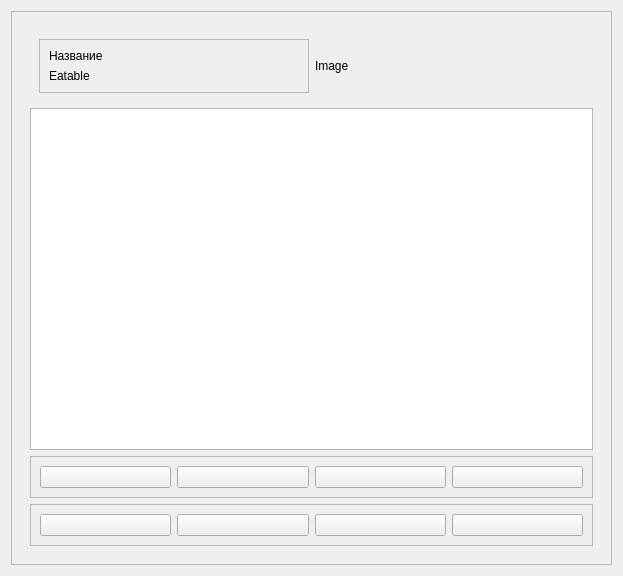
Old version of the form mushrooms/form.ui in the repository Svetlana-Y/YPPRPO.
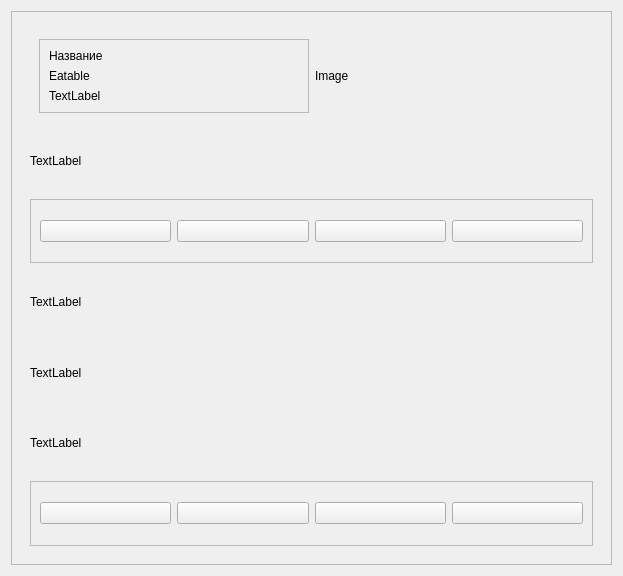
New version of the form.

The edit to the form file:
```diff
--- a/mushrooms/form.ui
+++ b/mushrooms/form.ui
@@ -64,6 +64,13 @@
                   </property>
                  </widget>
                 </item>
+                <item>
+                 <widget class="QLabel" name="label_8">
+                  <property name="text">
+                   <string>TextLabel</string>
+                  </property>
+                 </widget>
+                </item>
                </layout>
               </widget>
              </item>
@@ -78,7 +85,11 @@
            </widget>
           </item>
           <item>
-           <widget class="QTextBrowser" name="textBrowser"/>
+           <widget class="QLabel" name="label_6">
+            <property name="text">
+             <string>TextLabel</string>
+            </property>
+           </widget>
           </item>
           <item>
            <widget class="QFrame" name="frame">
@@ -135,6 +146,27 @@
             </layout>
            </widget>
           </item>
+          <item>
+           <widget class="QLabel" name="label_4">
+            <property name="text">
+             <string>TextLabel</string>
+            </property>
+           </widget>
+          </item>
+          <item>
+           <widget class="QLabel" name="label_7">
+            <property name="text">
+             <string>TextLabel</string>
+            </property>
+           </widget>
+          </item>
+          <item>
+           <widget class="QLabel" name="label_5">
+            <property name="text">
+             <string>TextLabel</string>
+            </property>
+           </widget>
+          </item>
           <item>
            <widget class="QFrame" name="frame_2">
             <property name="frameShape">
```
Left out of the diff: 6 changed lines with no effect on the pictures.
